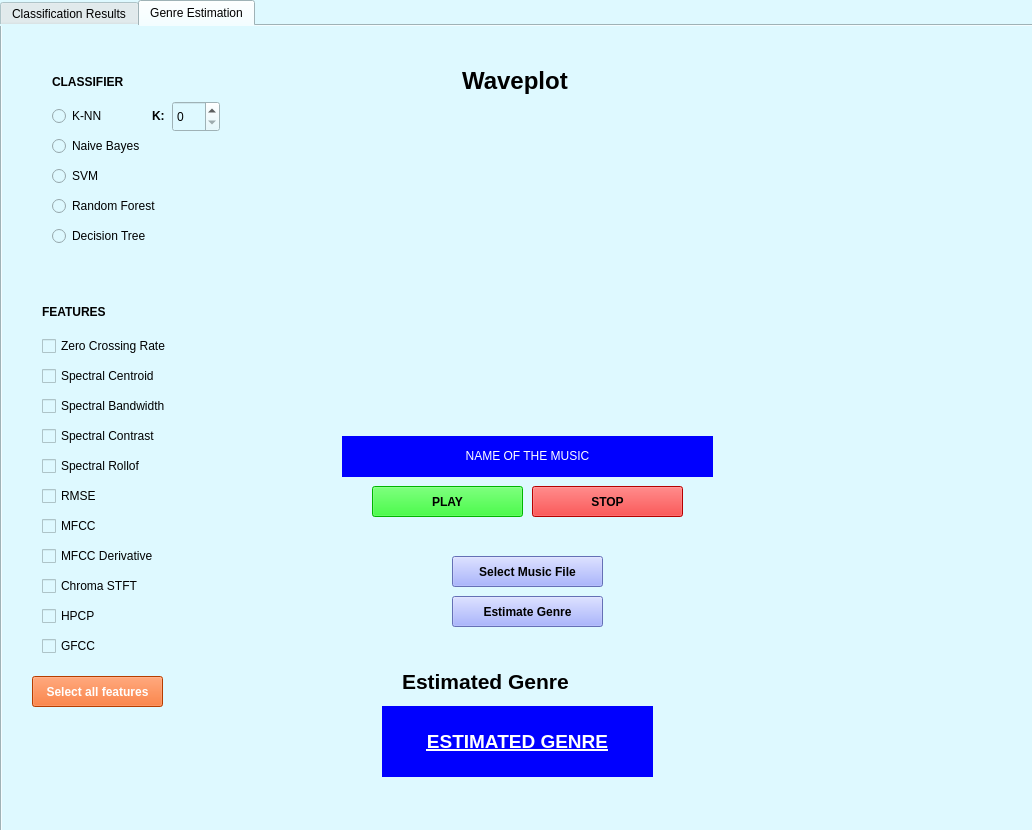
The window that arayuzV2_backup.ui (cetekin/signalProcessing) describes before a commit, drawn with Qt 5.
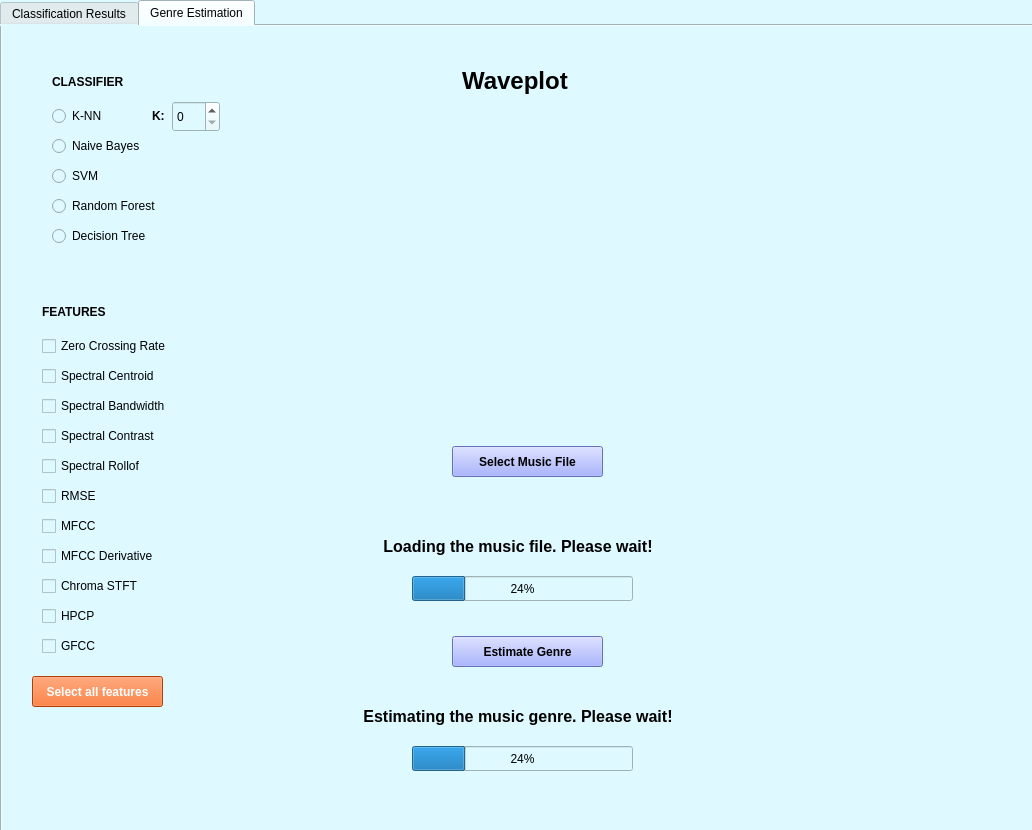
The same window after the commit. The open tabs and pages were chosen to show the change.

Patch:
```diff
--- a/arayuzV2_backup.ui
+++ b/arayuzV2_backup.ui
@@ -729,7 +729,7 @@
       <property name="geometry">
        <rect>
         <x>450</x>
-        <y>570</y>
+        <y>610</y>
         <width>151</width>
         <height>31</height>
        </rect>
@@ -748,7 +748,7 @@
       <property name="geometry">
        <rect>
         <x>380</x>
-        <y>680</y>
+        <y>700</y>
         <width>271</width>
         <height>71</height>
        </rect>
@@ -771,9 +771,9 @@
       <property name="geometry">
        <rect>
         <x>340</x>
-        <y>410</y>
+        <y>480</y>
         <width>371</width>
-        <height>41</height>
+        <height>31</height>
        </rect>
       </property>
       <property name="styleSheet">
@@ -805,8 +805,8 @@
      <widget class="QLabel" name="label_9">
       <property name="geometry">
        <rect>
-        <x>400</x>
-        <y>640</y>
+        <x>430</x>
+        <y>660</y>
         <width>271</width>
         <height>31</height>
        </rect>
@@ -1085,7 +1085,7 @@
       <property name="geometry">
        <rect>
         <x>450</x>
-        <y>530</y>
+        <y>420</y>
         <width>151</width>
         <height>31</height>
        </rect>
@@ -1127,7 +1127,7 @@
       <property name="geometry">
        <rect>
         <x>370</x>
-        <y>460</y>
+        <y>520</y>
         <width>151</width>
         <height>31</height>
        </rect>
@@ -1146,7 +1146,7 @@
       <property name="geometry">
        <rect>
         <x>530</x>
-        <y>460</y>
+        <y>520</y>
         <width>151</width>
         <height>31</height>
        </rect>
@@ -1161,6 +1161,78 @@
        <string>STOP</string>
       </property>
      </widget>
+     <widget class="QWidget" name="loading_wid" native="true">
+      <property name="geometry">
+       <rect>
+        <x>310</x>
+        <y>480</y>
+        <width>431</width>
+        <height>111</height>
+       </rect>
+      </property>
+      <widget class="QProgressBar" name="prog_load">
+       <property name="geometry">
+        <rect>
+         <x>100</x>
+         <y>70</y>
+         <width>221</width>
+         <height>25</height>
+        </rect>
+       </property>
+       <property name="value">
+        <number>24</number>
+       </property>
+      </widget>
+      <widget class="QLabel" name="label">
+       <property name="geometry">
+        <rect>
+         <x>-20</x>
+         <y>30</y>
+         <width>452</width>
+         <height>22</height>
+        </rect>
+       </property>
+       <property name="text">
+        <string>&lt;html&gt;&lt;head/&gt;&lt;body&gt;&lt;p align=&quot;center&quot;&gt;&lt;span style=&quot; font-size:12pt; font-weight:600;&quot;&gt;Loading the music file. Please wait!&lt;/span&gt;&lt;/p&gt;&lt;/body&gt;&lt;/html&gt;</string>
+       </property>
+      </widget>
+     </widget>
+     <widget class="QWidget" name="estimate_wid" native="true">
+      <property name="geometry">
+       <rect>
+        <x>330</x>
+        <y>660</y>
+        <width>401</width>
+        <height>111</height>
+       </rect>
+      </property>
+      <widget class="QLabel" name="label_15">
+       <property name="geometry">
+        <rect>
+         <x>-40</x>
+         <y>20</y>
+         <width>452</width>
+         <height>22</height>
+        </rect>
+       </property>
+       <property name="text">
+        <string>&lt;html&gt;&lt;head/&gt;&lt;body&gt;&lt;p align=&quot;center&quot;&gt;&lt;span style=&quot; font-size:12pt; font-weight:600;&quot;&gt;Estimating the music genre. Please wait!&lt;/span&gt;&lt;/p&gt;&lt;/body&gt;&lt;/html&gt;</string>
+       </property>
+      </widget>
+      <widget class="QProgressBar" name="prog_load_3">
+       <property name="geometry">
+        <rect>
+         <x>80</x>
+         <y>60</y>
+         <width>221</width>
+         <height>25</height>
+        </rect>
+       </property>
+       <property name="value">
+        <number>24</number>
+       </property>
+      </widget>
+     </widget>
     </widget>
    </widget>
   </widget>
```
Left out of the diff: 2 changed lines with no effect on the pictures.
